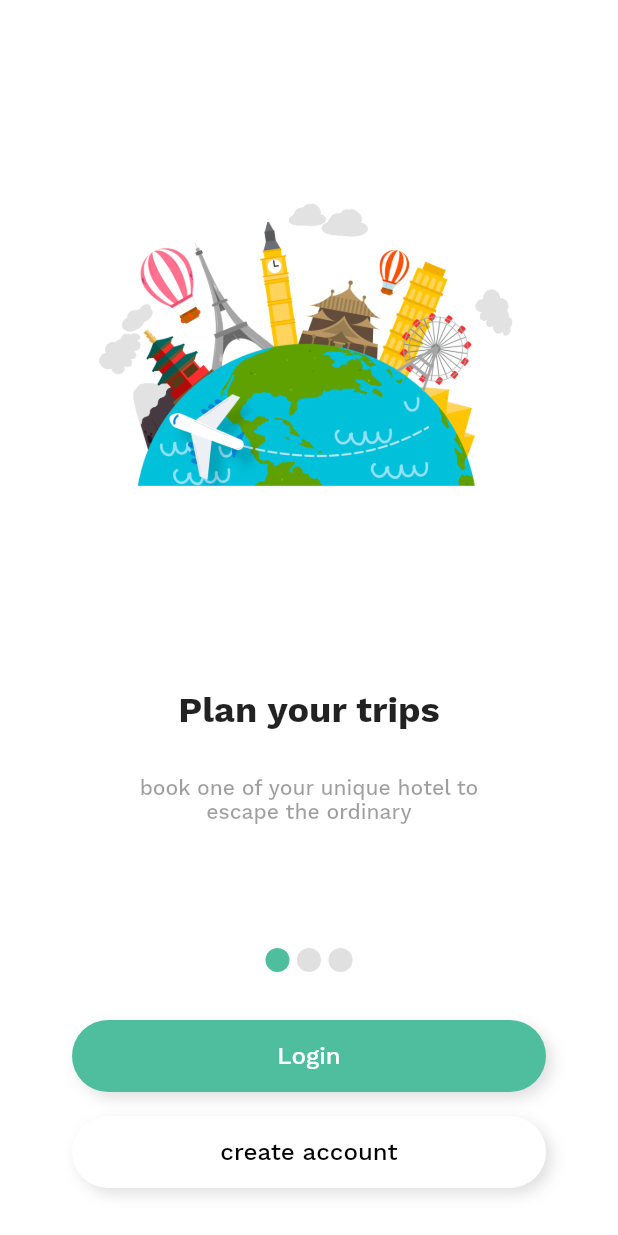
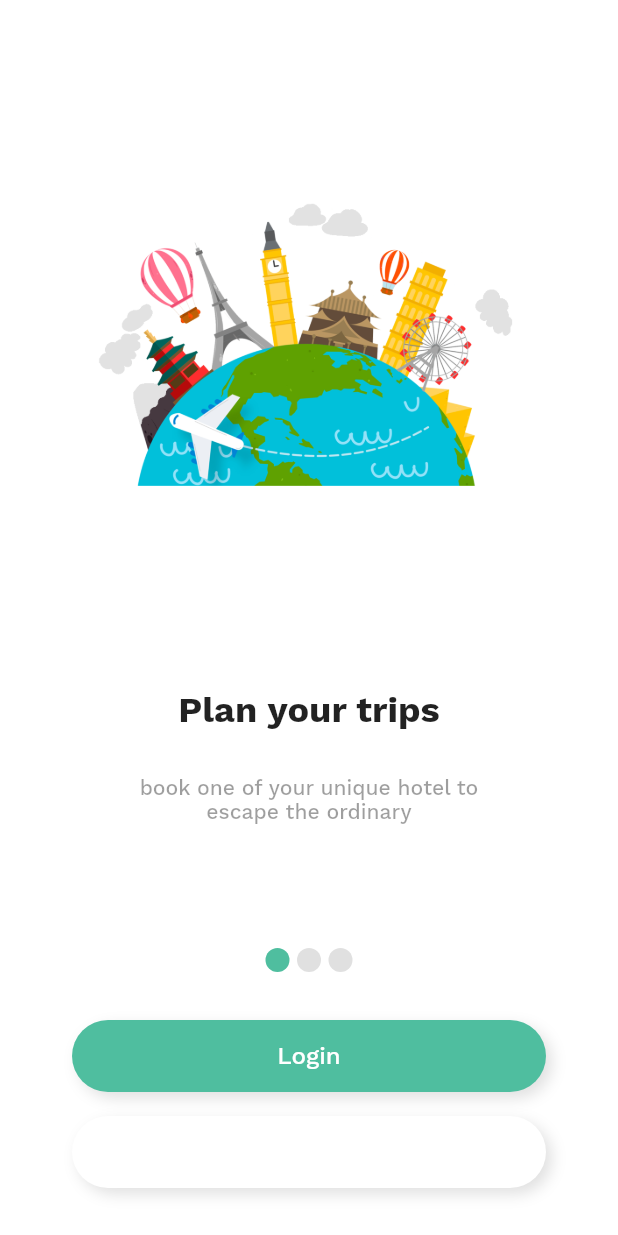
Before and after one commit to CrinoidTechnologies/flutter-hotel-booking-template, a Flutter app: the IntroductionPage screen opened directly, on a phone screen of 412 x 824 dp. Run offline on Flutter 3.47's test engine with Material 2 defaults, Android fonts, the phone set to English and light mode, and no system bars; drawn by our look-alikes of smooth_page_indicator; our stand-ins replace flutter_rating_bar, font_awesome_flutter; accounts and stored records are empty; generated files the repository leaves out were written again.

```diff
--- a/lib/app/ui/appTheme.dart
+++ b/lib/app/ui/appTheme.dart
@@ -10,19 +10,18 @@ class AppTheme {
   static TextTheme _buildTextTheme(TextTheme base) {
     var fontName = "WorkSans";
     return base.copyWith(
-      headline6: base.headline6?.copyWith(fontFamily: fontName),
-      bodyText1: base.headline6?.copyWith(fontFamily: fontName),
-      bodyText2: base.headline6?.copyWith(fontFamily: fontName),
-      button: base.headline6?.copyWith(fontFamily: fontName),
-      caption: base.headline6?.copyWith(fontFamily: fontName),
-      headline1: base.headline6?.copyWith(fontFamily: fontName),
-      headline2: base.headline6?.copyWith(fontFamily: fontName),
-      headline3: base.headline6?.copyWith(fontFamily: fontName),
-      headline4: base.headline6?.copyWith(fontFamily: fontName),
-      headline5: base.headline6?.copyWith(fontFamily: fontName),
-      overline: base.headline6?.copyWith(fontFamily: fontName),
-      subtitle1: base.headline6?.copyWith(fontFamily: fontName),
-      subtitle2: base.headline6?.copyWith(fontFamily: fontName),
+      titleLarge: base.titleLarge?.copyWith(fontFamily: fontName),
+      titleMedium: base.titleMedium?.copyWith(fontFamily: fontName),
+      titleSmall: base.titleSmall?.copyWith(fontFamily: fontName),
+      bodyLarge: base.bodyLarge?.copyWith(fontFamily: fontName),
+      bodyMedium: base.bodyMedium?.copyWith(fontFamily: fontName),
+      bodySmall: base.bodySmall?.copyWith(fontFamily: fontName),
+      displayMedium: base.displayMedium?.copyWith(fontFamily: fontName),
+      displaySmall: base.displaySmall?.copyWith(fontFamily: fontName),
+      headlineMedium: base.headlineMedium?.copyWith(fontFamily: fontName),
+      headlineSmall: base.headlineSmall?.copyWith(fontFamily: fontName),
+      labelLarge: base.labelLarge?.copyWith(fontFamily: fontName),
+      labelSmall: base.labelSmall?.copyWith(fontFamily: fontName),
     );
   }
 
@@ -45,11 +44,11 @@ class AppTheme {
     return base.copyWith(
       colorScheme: colorScheme,
       primaryColor: primaryColor,
-      buttonColor: primaryColor,
+      // buttonColor: primaryColor,
       indicatorColor: Colors.white,
       splashColor: Colors.white24,
       splashFactory: InkRipple.splashFactory,
-      accentColor: secondaryColor,
+      // accentColor: secondaryColor,
       canvasColor: Colors.white,
       backgroundColor: const Color(0xFFFFFFFF),
       scaffoldBackgroundColor: const Color(0xFFF6F6F6),
@@ -60,7 +59,7 @@ class AppTheme {
       ),
       textTheme: _buildTextTheme(base.textTheme),
       primaryTextTheme: _buildTextTheme(base.primaryTextTheme),
-      accentTextTheme: _buildTextTheme(base.accentTextTheme),
+      // accentTextTheme: _buildTextTheme(base.accentTextTheme),
       platform: TargetPlatform.iOS,
     );
   }
@@ -76,11 +75,11 @@ class AppTheme {
     return base.copyWith(
       colorScheme: colorScheme,
       primaryColor: primaryColor,
-      buttonColor: primaryColor,
+      // buttonColor: primaryColor,
       indicatorColor: Colors.white,
       splashColor: Colors.white24,
       splashFactory: InkRipple.splashFactory,
-      accentColor: secondaryColor,
+      // accentColor: secondaryColor,
       canvasColor: Colors.white,
       backgroundColor: Colors.black,
       scaffoldBackgroundColor: const Color(0xFF0F0F0F),
@@ -90,7 +89,7 @@ class AppTheme {
       ),
       textTheme: _buildTextTheme(base.textTheme),
       primaryTextTheme: _buildTextTheme(base.primaryTextTheme),
-      accentTextTheme: _buildTextTheme(base.accentTextTheme),
+      // accentTextTheme: _buildTextTheme(base.accentTextTheme),
       platform: TargetPlatform.iOS,
     );
   }
--- a/lib/modules/onBoadring/presentation/pages/introduction_screen.dart
+++ b/lib/modules/onBoadring/presentation/pages/introduction_screen.dart
@@ -104,7 +104,7 @@ class _IntroductionPageState extends State<IntroductionPage> {
                       Routes.SignupPage,
                     );
                   },
-                  textColor: ColorHelper.darkColor,
+                  textColor: ColorHelper.lightColor,
                   title: S.current.createAccount,
                 )),
             SizedBox(
--- a/pubspec.yaml
+++ b/pubspec.yaml
@@ -24,10 +24,10 @@ dependencies:
   # Use with the CupertinoIcons class for iOS style icons.
   cupertino_icons: ^1.0.4
   font_awesome_flutter: ^9.2.0
-  flutter_rating_bar: ^4.0.0
+  flutter_rating_bar: ^4.0.1
   smooth_page_indicator: ^1.0.0+2
-  intl: ^0.17.0
-  intl_utils: ^2.6.0
+  intl: ^0.18.1
+  intl_utils: ^2.8.5
 
 dev_dependencies:
   integration_test:
```
Also changed, not shown: pubspec.lock, 11 other files.
